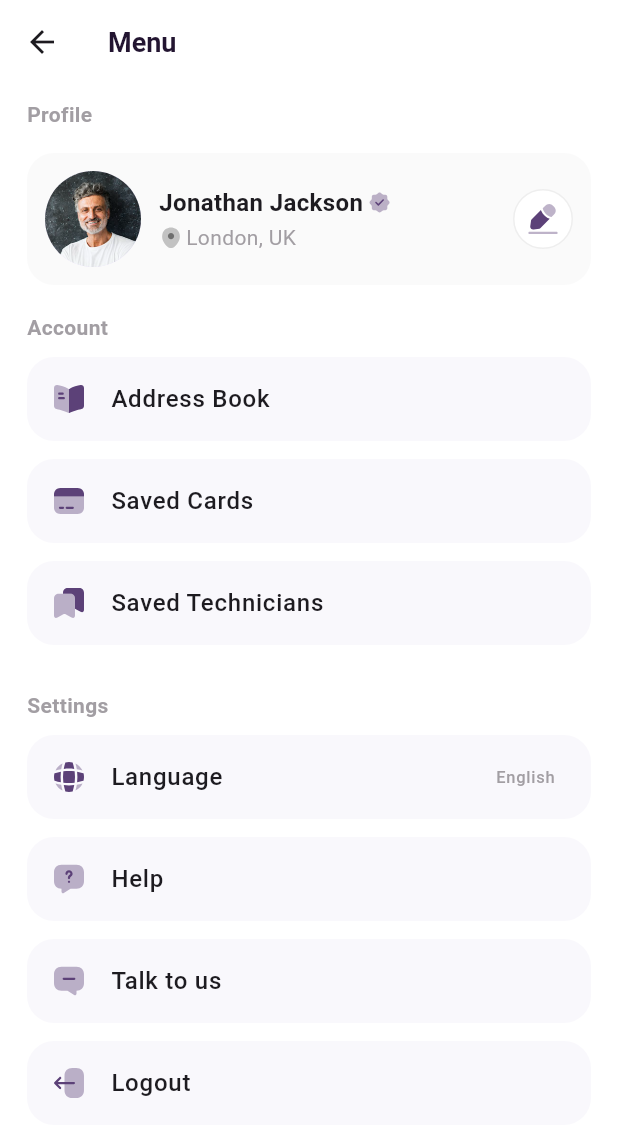
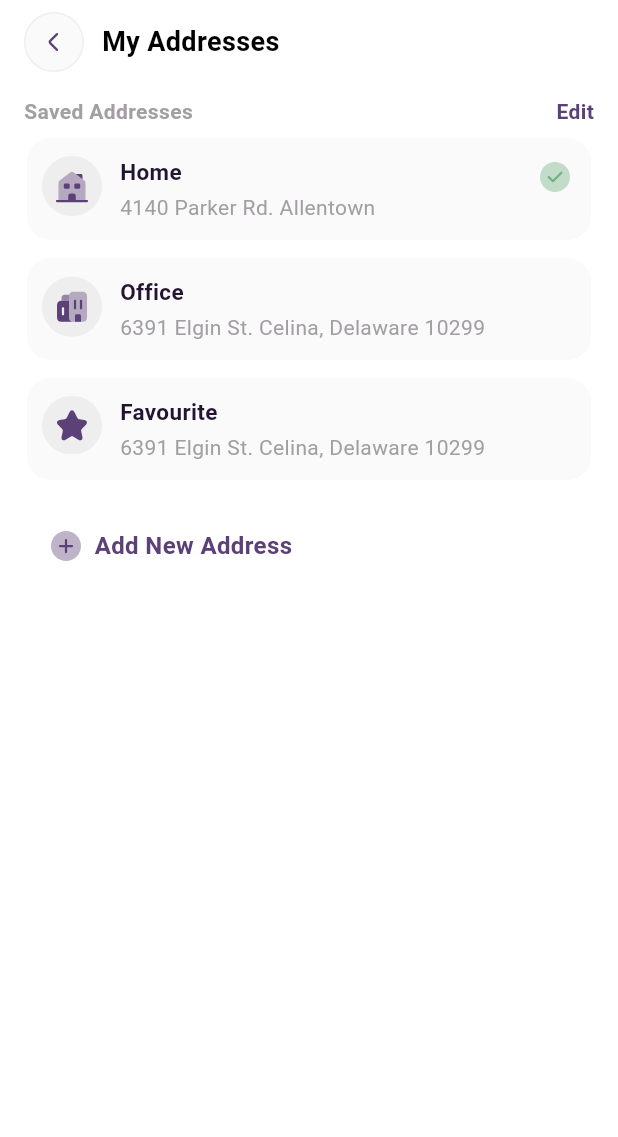
Before and after one commit to ROYA-Venture-Studio/fixly, a Flutter app: the MenuScreen screen opened directly, after a tap on "Address Book", on a phone screen of 412 x 824 dp. Shown: the top 1137 px of the screen. Run offline on Flutter 3.47's test engine with Material 3 defaults, Android fonts, the phone set to English and light mode, and no system bars; our stand-ins replace carousel_slider, device_preview, flutter_otp_text_field, flutter_svg, intl_phone_number_input, smooth_page_indicator.

Commit message:
Add Addresses

```diff
--- /dev/null
+++ b/lib/screens/addresses/addresses_screen.dart
@@ -0,0 +1,217 @@
+import 'package:fixly/core/app_colors.dart';
+import 'package:fixly/core/app_extras.dart';
+import 'package:fixly/screens/addresses/address_details_screen.dart';
+import 'package:flutter/material.dart';
+import 'package:flutter_svg/flutter_svg.dart';
+
+class AddressesScreen extends StatefulWidget {
+  const AddressesScreen({super.key});
+
+  @override
+  State<AddressesScreen> createState() => _AddressesScreenState();
+}
+
+class _AddressesScreenState extends State<AddressesScreen> {
+  bool isEditMode = false;
+
+  final addresses = [
+    {
+      'icon': 'assets/icons/home_address.svg',
+      'label': 'Home',
+      'address': '4140 Parker Rd. Allentown',
+      'isDefault': true,
+    },
+    {
+      'icon': 'assets/icons/office_address.svg',
+      'label': 'Office',
+      'address': '6391 Elgin St. Celina, Delaware 10299',
+      'isDefault': false,
+    },
+    {
+      'icon': 'assets/icons/fav_address.svg',
+      'label': 'Favourite',
+      'address': '6391 Elgin St. Celina, Delaware 10299',
+      'isDefault': false,
+    },
+  ];
+  Widget buildCustomAppBar({String title = 'All Categories'}) {
+    return Container(
+      padding: const EdgeInsetsDirectional.only(
+        start: 16,
+        end: 16,
+        top: 8,
+        bottom: 8,
+      ),
+      color: Colors.white,
+      child: Row(
+        children: [
+          InkWell(
+            onTap: () {
+              Navigator.pop(context);
+            },
+            borderRadius: BorderRadius.circular(32),
+            child: SvgPicture.asset("assets/icons/back.svg"),
+          ),
+          SizedBox(width: 12),
+          Text(
+            title,
+            style: TextStyle(
+              color: Colors.black,
+              fontWeight: FontWeight.w600,
+              fontSize: 18,
+            ),
+          ),
+        ],
+      ),
+    );
+  }
+
+  @override
+  Widget build(BuildContext context) {
+    return Scaffold(
+      backgroundColor: Colors.white,
+      body: SafeArea(
+        child: Column(
+          crossAxisAlignment: CrossAxisAlignment.start,
+          children: [
+            // Custom App Bar
+            buildCustomAppBar(title: "My Addresses"),
+            SizedBox(height: 8),
+            Padding(
+              padding: const EdgeInsets.symmetric(horizontal: 16),
+              child: Row(
+                mainAxisAlignment: MainAxisAlignment.spaceBetween,
+                children: [
+                  Text(
+                    'Saved Addresses',
+                    style: TextStyle(
+                      color: Color(0xFFA29EA3),
+                      fontSize: 14,
+                      fontWeight: FontWeight.w600,
+                    ),
+                  ),
+                  InkWell(
+                    onTap: () {
+                      setState(() {
+                        isEditMode = !isEditMode;
+                      });
+                    },
+                    child: Text(
+                      isEditMode ? 'Done' : 'Edit',
+                      style: TextStyle(
+                        color: primaryColor,
+                        fontSize: 14,
+                        fontWeight: FontWeight.w600,
+                      ),
+                    ),
+                  ),
+                ],
+              ),
+            ),
+            SizedBox(height: 8),
+            ListView.separated(
+              padding: const EdgeInsets.symmetric(horizontal: 18),
+              physics: NeverScrollableScrollPhysics(),
+              shrinkWrap: true,
+              itemCount: addresses.length,
+              separatorBuilder: (_, __) => SizedBox(height: 12),
+              itemBuilder: (context, index) {
+                final item = addresses[index];
+                return Row(
+                  children: [
+                    Expanded(
+                      child: Container(
+                        decoration: BoxDecoration(
+                          color: Color(0xFFFAFAFA),
+                          borderRadius: BorderRadius.circular(16),
+                        ),
+                        child: Padding(
+                          padding: EdgeInsets.symmetric(
+                            horizontal: 10,
+                            vertical: 12,
+                          ),
+                          child: Row(
+                            crossAxisAlignment: CrossAxisAlignment.start,
+                            children: [
+                              // Custom SVG icons, replace with SvgPicture.asset if you use SVGs for full match
+                              SvgPicture.asset(item['icon'].toString()),
+                              SizedBox(width: 12),
+                              Expanded(
+                                child: Column(
+                                  crossAxisAlignment: CrossAxisAlignment.start,
+                                  children: [
+                                    Text(
+                                      item['label'].toString(),
+                                      style: TextStyle(
+                                        fontWeight: FontWeight.w700,
+                                        fontSize: 15,
+                                        color: Color(0xFF231531),
+                                      ),
+                                    ),
+                                    SizedBox(height: 3),
+                                    Text(
+                                      item['address'].toString(),
+                                      style: TextStyle(
+                                        color: Color(0xFFA29EA3),
+                                        fontSize: 14,
+                                      ),
+                                    ),
+                                  ],
+                                ),
+                              ),
+                              if (item['isDefault'] == true)
+                                Padding(
+                                  padding: EdgeInsets.only(top: 2, right: 2),
+                                  child: SvgPicture.asset(
+                                    "assets/icons/selected.svg",
+                                  ),
+                                ),
+                            ],
+                          ),
+                        ),
+                      ),
+                    ),
+
+                    if (isEditMode)
+                      Padding(
+                        padding: EdgeInsets.only(left: 6, top: 2),
+                        child: GestureDetector(
+                          onTap: () {
+                            // delete logic here
+                          },
+                          child: SvgPicture.asset("assets/icons/trash.svg"),
+                        ),
+                      ),
+                  ],
+                );
+              },
+            ),
+
+            Padding(
+              padding: const EdgeInsets.all(32),
+              child: GestureDetector(
+                onTap: () {
+                  context.goTo(AddressDetailsScreen());
+                },
+                child: Row(
+                  children: [
+                    SvgPicture.asset("assets/icons/add-circle.svg"),
+                    SizedBox(width: 7),
+                    Text(
+                      "Add New Address",
+                      style: TextStyle(
+                        color: primaryColor,
+                        fontWeight: FontWeight.w600,
+                        fontSize: 16,
+                      ),
+                    ),
+                  ],
+                ),
+              ),
+            ),
+          ],
+        ),
+      ),
+    );
+  }
+}
--- a/lib/screens/menu/menu_screen.dart
+++ b/lib/screens/menu/menu_screen.dart
@@ -1,4 +1,5 @@
 import 'package:fixly/core/app_extras.dart';
+import 'package:fixly/screens/addresses/addresses_screen.dart';
 import 'package:fixly/screens/personalInfromation/personal_information_screen.dart';
 import 'package:flutter/material.dart';
 import 'package:flutter_svg/flutter_svg.dart';
@@ -99,7 +100,13 @@ class MenuScreen extends StatelessWidget {
             ),
           ),
           SizedBox(height: 10),
-          buildMenuTile("assets/icons/book.svg", "Address Book"),
+          buildMenuTile(
+            "assets/icons/book.svg",
+            "Address Book",
+            onTap: () {
+              context.goTo(AddressesScreen());
+            },
+          ),
           buildMenuTile("assets/icons/card.svg", "Saved Cards"),
           buildMenuTile("assets/icons/save-2.svg", "Saved Technicians"),
           SizedBox(height: 18),
@@ -125,7 +132,12 @@ class MenuScreen extends StatelessWidget {
     );
   }
 
-  Widget buildMenuTile(String icon, String label, {String? value}) {
+  Widget buildMenuTile(
+    String icon,
+    String label, {
+    String? value,
+    void Function()? onTap,
+  }) {
     return Padding(
       padding: const EdgeInsets.only(bottom: 12),
       child: ListTile(
@@ -137,7 +149,7 @@ class MenuScreen extends StatelessWidget {
                 : null,
         shape: RoundedRectangleBorder(borderRadius: BorderRadius.circular(18)),
         tileColor: Color(0xFFF9F8FC),
-        onTap: () {},
+        onTap: onTap,
       ),
     );
   }
```
Also changed, not shown: lib/screens/addresses/address_details_screen.dart (added, +507 -0 lines), assets/icons/add-circle.svg (added), assets/icons/fav_address.svg (added), assets/icons/home_address.svg (added), assets/icons/office_address.svg (added), assets/icons/selected.svg (added), assets/icons/trash.svg (added).
